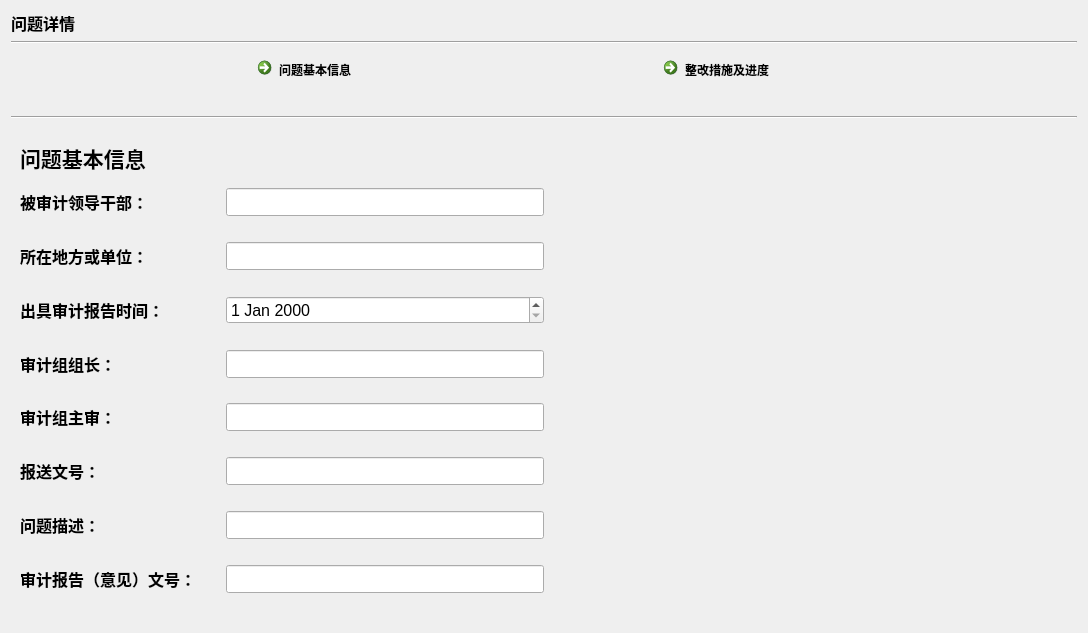
First picture: the form in ui_dir/quedetail.ui, repository wind-sword/Audit, before the edit.
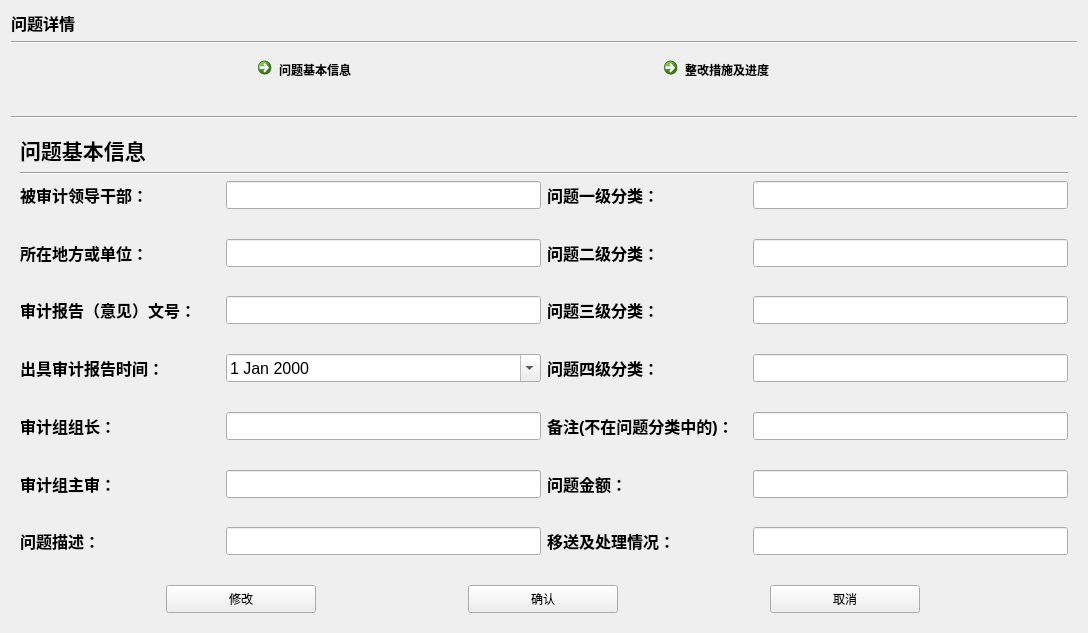
Second picture: the form after the edit. The open tabs and pages were chosen to show the change.

The edit to the form file:
```diff
--- a/ui_dir/quedetail.ui
+++ b/ui_dir/quedetail.ui
@@ -114,8 +114,51 @@
       <number>1</number>
      </property>
      <widget class="QWidget" name="page_info">
+      <layout class="QGridLayout" name="gridLayout_2" rowstretch="1,1,18,1" rowminimumheight="0,0,0,0">
+       <item row="0" column="0">
+        <widget class="QLabel" name="label">
+         <property name="text">
+          <string>&lt;html&gt;&lt;head/&gt;&lt;body&gt;&lt;p&gt;&lt;span style=&quot; font-size:16pt; font-weight:600;&quot;&gt;问题基本信息&lt;/span&gt;&lt;/p&gt;&lt;/body&gt;&lt;/html&gt;</string>
+         </property>
+        </widget>
+       </item>
+       <item row="1" column="0">
+        <widget class="Line" name="line_4">
+         <property name="orientation">
+          <enum>Qt::Horizontal</enum>
+         </property>
+        </widget>
+       </item>
+       <item row="2" column="0">
       <layout class="QGridLayout" name="gridLayout">
-       <item row="6" column="0">
+         <item row="0" column="0">
+          <layout class="QFormLayout" name="formLayout">
+           <item row="0" column="0">
+            <widget class="QLabel" name="label_3">
+             <property name="minimumSize">
+              <size>
+               <width>200</width>
+               <height>0</height>
+              </size>
+             </property>
+             <property name="text">
+              <string>&lt;html&gt;&lt;head/&gt;&lt;body&gt;&lt;p&gt;&lt;span style=&quot; font-size:12pt; font-weight:600;&quot;&gt;被审计领导干部：&lt;/span&gt;&lt;/p&gt;&lt;/body&gt;&lt;/html&gt;</string>
+             </property>
+            </widget>
+           </item>
+           <item row="0" column="1">
+            <widget class="QLineEdit" name="lineEdit">
+             <property name="minimumSize">
+              <size>
+               <width>0</width>
+               <height>28</height>
+              </size>
+             </property>
+            </widget>
+           </item>
+          </layout>
+         </item>
+         <item row="0" column="1">
         <layout class="QFormLayout" name="formLayout_5">
          <item row="0" column="0">
           <widget class="QLabel" name="label_5">
@@ -133,12 +176,12 @@
             </font>
            </property>
            <property name="text">
-            <string>报送文号：</string>
+              <string>问题一级分类：</string>
            </property>
           </widget>
          </item>
          <item row="0" column="1">
-          <widget class="QLineEdit" name="lineEdit_3">
+            <widget class="QLineEdit" name="lineEdit_7">
            <property name="minimumSize">
             <size>
              <width>0</width>
@@ -149,7 +192,68 @@
          </item>
         </layout>
        </item>
-       <item row="8" column="0">
+         <item row="1" column="0">
+          <layout class="QFormLayout" name="formLayout_2">
+           <item row="0" column="0">
+            <widget class="QLabel" name="label_4">
+             <property name="minimumSize">
+              <size>
+               <width>200</width>
+               <height>0</height>
+              </size>
+             </property>
+             <property name="text">
+              <string>&lt;html&gt;&lt;head/&gt;&lt;body&gt;&lt;p&gt;&lt;span style=&quot; font-size:12pt; font-weight:600;&quot;&gt;所在地方或单位：&lt;/span&gt;&lt;/p&gt;&lt;/body&gt;&lt;/html&gt;</string>
+             </property>
+            </widget>
+           </item>
+           <item row="0" column="1">
+            <widget class="QLineEdit" name="lineEdit_2">
+             <property name="minimumSize">
+              <size>
+               <width>0</width>
+               <height>28</height>
+              </size>
+             </property>
+            </widget>
+           </item>
+          </layout>
+         </item>
+         <item row="1" column="1">
+          <layout class="QFormLayout" name="formLayout_11">
+           <item row="0" column="0">
+            <widget class="QLabel" name="label_7">
+             <property name="minimumSize">
+              <size>
+               <width>200</width>
+               <height>0</height>
+              </size>
+             </property>
+             <property name="font">
+              <font>
+               <pointsize>12</pointsize>
+               <weight>75</weight>
+               <bold>true</bold>
+              </font>
+             </property>
+             <property name="text">
+              <string>问题二级分类：</string>
+             </property>
+            </widget>
+           </item>
+           <item row="0" column="1">
+            <widget class="QLineEdit" name="lineEdit_8">
+             <property name="minimumSize">
+              <size>
+               <width>0</width>
+               <height>28</height>
+              </size>
+             </property>
+            </widget>
+           </item>
+          </layout>
+         </item>
+         <item row="2" column="0">
         <layout class="QFormLayout" name="formLayout_6">
          <item row="0" column="0">
           <widget class="QLabel" name="label_6">
@@ -172,7 +276,104 @@
           </widget>
          </item>
          <item row="0" column="1">
-          <widget class="QLineEdit" name="lineEdit_4">
+            <widget class="QLineEdit" name="lineEdit_3">
+             <property name="minimumSize">
+              <size>
+               <width>0</width>
+               <height>28</height>
+              </size>
+             </property>
+            </widget>
+           </item>
+          </layout>
+         </item>
+         <item row="2" column="1">
+          <layout class="QFormLayout" name="formLayout_12">
+           <item row="0" column="0">
+            <widget class="QLabel" name="label_12">
+             <property name="minimumSize">
+              <size>
+               <width>200</width>
+               <height>0</height>
+              </size>
+             </property>
+             <property name="font">
+              <font>
+               <pointsize>12</pointsize>
+               <weight>75</weight>
+               <bold>true</bold>
+              </font>
+             </property>
+             <property name="text">
+              <string>问题三级分类：</string>
+             </property>
+            </widget>
+           </item>
+           <item row="0" column="1">
+            <widget class="QLineEdit" name="lineEdit_9">
+             <property name="minimumSize">
+              <size>
+               <width>0</width>
+               <height>28</height>
+              </size>
+             </property>
+            </widget>
+           </item>
+          </layout>
+         </item>
+         <item row="3" column="0">
+          <layout class="QFormLayout" name="formLayout_7">
+           <item row="0" column="0">
+            <widget class="QLabel" name="label_8">
+             <property name="minimumSize">
+              <size>
+               <width>200</width>
+               <height>0</height>
+              </size>
+             </property>
+             <property name="text">
+              <string>&lt;html&gt;&lt;head/&gt;&lt;body&gt;&lt;p&gt;&lt;span style=&quot; font-size:12pt; font-weight:600;&quot;&gt;出具审计报告时间：&lt;/span&gt;&lt;/p&gt;&lt;/body&gt;&lt;/html&gt;</string>
+             </property>
+            </widget>
+           </item>
+           <item row="0" column="1">
+            <widget class="QDateEdit" name="dateEdit">
+             <property name="font">
+              <font>
+               <pointsize>12</pointsize>
+              </font>
+             </property>
+             <property name="calendarPopup">
+              <bool>true</bool>
+             </property>
+            </widget>
+           </item>
+          </layout>
+         </item>
+         <item row="3" column="1">
+          <layout class="QFormLayout" name="formLayout_13">
+           <item row="0" column="0">
+            <widget class="QLabel" name="label_14">
+             <property name="minimumSize">
+              <size>
+               <width>200</width>
+               <height>0</height>
+              </size>
+             </property>
+             <property name="font">
+              <font>
+               <pointsize>12</pointsize>
+               <weight>75</weight>
+               <bold>true</bold>
+              </font>
+             </property>
+             <property name="text">
+              <string>问题四级分类：</string>
+             </property>
+            </widget>
+           </item>
+           <item row="0" column="1">
+            <widget class="QLineEdit" name="lineEdit_10">
            <property name="minimumSize">
             <size>
              <width>0</width>
@@ -206,7 +407,7 @@
           </widget>
          </item>
          <item row="0" column="1">
-          <widget class="QLineEdit" name="lineEdit_7">
+            <widget class="QLineEdit" name="lineEdit_4">
            <property name="minimumSize">
             <size>
              <width>0</width>
@@ -217,63 +418,10 @@
          </item>
         </layout>
        </item>
-       <item row="3" column="0">
-        <layout class="QFormLayout" name="formLayout_7">
+         <item row="4" column="1">
+          <layout class="QFormLayout" name="formLayout_14">
          <item row="0" column="0">
-          <widget class="QLabel" name="label_8">
-           <property name="minimumSize">
-            <size>
-             <width>200</width>
-             <height>0</height>
-            </size>
-           </property>
-           <property name="text">
-            <string>&lt;html&gt;&lt;head/&gt;&lt;body&gt;&lt;p&gt;&lt;span style=&quot; font-size:12pt; font-weight:600;&quot;&gt;出具审计报告时间：&lt;/span&gt;&lt;/p&gt;&lt;/body&gt;&lt;/html&gt;</string>
-           </property>
-          </widget>
-         </item>
-         <item row="0" column="1">
-          <widget class="QDateEdit" name="dateEdit_2">
-           <property name="font">
-            <font>
-             <pointsize>12</pointsize>
-            </font>
-           </property>
-          </widget>
-         </item>
-        </layout>
-       </item>
-       <item row="2" column="0">
-        <layout class="QFormLayout" name="formLayout_2">
-         <item row="0" column="0">
-          <widget class="QLabel" name="label_4">
-           <property name="minimumSize">
-            <size>
-             <width>200</width>
-             <height>0</height>
-            </size>
-           </property>
-           <property name="text">
-            <string>&lt;html&gt;&lt;head/&gt;&lt;body&gt;&lt;p&gt;&lt;span style=&quot; font-size:12pt; font-weight:600;&quot;&gt;所在地方或单位：&lt;/span&gt;&lt;/p&gt;&lt;/body&gt;&lt;/html&gt;</string>
-           </property>
-          </widget>
-         </item>
-         <item row="0" column="1">
-          <widget class="QLineEdit" name="lineEdit_2">
-           <property name="minimumSize">
-            <size>
-             <width>0</width>
-             <height>28</height>
-            </size>
-           </property>
-          </widget>
-         </item>
-        </layout>
-       </item>
-       <item row="7" column="0">
-        <layout class="QFormLayout" name="formLayout_10">
-         <item row="0" column="0">
-          <widget class="QLabel" name="label_11">
+            <widget class="QLabel" name="label_15">
            <property name="minimumSize">
             <size>
              <width>200</width>
@@ -288,39 +436,12 @@
             </font>
            </property>
            <property name="text">
-            <string>问题描述：</string>
+              <string>备注(不在问题分类中的)：</string>
            </property>
           </widget>
          </item>
          <item row="0" column="1">
-          <widget class="QLineEdit" name="lineEdit_9">
-           <property name="minimumSize">
-            <size>
-             <width>0</width>
-             <height>28</height>
-            </size>
-           </property>
-          </widget>
-         </item>
-        </layout>
-       </item>
-       <item row="1" column="0">
-        <layout class="QFormLayout" name="formLayout">
-         <item row="0" column="0">
-          <widget class="QLabel" name="label_3">
-           <property name="minimumSize">
-            <size>
-             <width>200</width>
-             <height>0</height>
-            </size>
-           </property>
-           <property name="text">
-            <string>&lt;html&gt;&lt;head/&gt;&lt;body&gt;&lt;p&gt;&lt;span style=&quot; font-size:12pt; font-weight:600;&quot;&gt;被审计领导干部：&lt;/span&gt;&lt;/p&gt;&lt;/body&gt;&lt;/html&gt;</string>
-           </property>
-          </widget>
-         </item>
-         <item row="0" column="1">
-          <widget class="QLineEdit" name="lineEdit">
+            <widget class="QLineEdit" name="lineEdit_11">
            <property name="minimumSize">
             <size>
              <width>0</width>
@@ -354,7 +475,7 @@
           </widget>
          </item>
          <item row="0" column="1">
-          <widget class="QLineEdit" name="lineEdit_8">
+            <widget class="QLineEdit" name="lineEdit_5">
            <property name="minimumSize">
             <size>
              <width>0</width>
@@ -365,25 +486,170 @@
          </item>
         </layout>
        </item>
+         <item row="5" column="1">
+          <layout class="QFormLayout" name="formLayout_15">
        <item row="0" column="0">
-        <widget class="QLabel" name="label">
+            <widget class="QLabel" name="label_16">
+             <property name="minimumSize">
+              <size>
+               <width>200</width>
+               <height>0</height>
+              </size>
+             </property>
+             <property name="font">
+              <font>
+               <pointsize>12</pointsize>
+               <weight>75</weight>
+               <bold>true</bold>
+              </font>
+             </property>
          <property name="text">
-          <string>&lt;html&gt;&lt;head/&gt;&lt;body&gt;&lt;p&gt;&lt;span style=&quot; font-size:16pt; font-weight:600;&quot;&gt;问题基本信息&lt;/span&gt;&lt;/p&gt;&lt;/body&gt;&lt;/html&gt;</string>
+              <string>问题金额：</string>
          </property>
         </widget>
        </item>
-       <item row="3" column="1">
-        <spacer name="horizontalSpacer">
-         <property name="orientation">
-          <enum>Qt::Horizontal</enum>
-         </property>
-         <property name="sizeHint" stdset="0">
+           <item row="0" column="1">
+            <widget class="QLineEdit" name="lineEdit_12">
+             <property name="minimumSize">
+              <size>
+               <width>0</width>
+               <height>28</height>
+              </size>
+             </property>
+            </widget>
+           </item>
+          </layout>
+         </item>
+         <item row="6" column="0">
+          <layout class="QFormLayout" name="formLayout_10">
+           <item row="0" column="0">
+            <widget class="QLabel" name="label_11">
+             <property name="minimumSize">
           <size>
-           <width>40</width>
-           <height>20</height>
-          </size>
-         </property>
-        </spacer>
+               <width>200</width>
+               <height>0</height>
+              </size>
+             </property>
+             <property name="font">
+              <font>
+               <pointsize>12</pointsize>
+               <weight>75</weight>
+               <bold>true</bold>
+              </font>
+             </property>
+             <property name="text">
+              <string>问题描述：</string>
+             </property>
+            </widget>
+           </item>
+           <item row="0" column="1">
+            <widget class="QLineEdit" name="lineEdit_6">
+             <property name="minimumSize">
+              <size>
+               <width>0</width>
+               <height>28</height>
+              </size>
+             </property>
+            </widget>
+           </item>
+          </layout>
+         </item>
+         <item row="6" column="1">
+          <layout class="QFormLayout" name="formLayout_16">
+           <item row="0" column="1">
+            <widget class="QLineEdit" name="lineEdit_13">
+             <property name="minimumSize">
+              <size>
+               <width>0</width>
+               <height>28</height>
+              </size>
+             </property>
+            </widget>
+           </item>
+           <item row="0" column="0">
+            <widget class="QLabel" name="label_17">
+             <property name="minimumSize">
+              <size>
+               <width>200</width>
+               <height>0</height>
+              </size>
+             </property>
+             <property name="font">
+              <font>
+               <pointsize>12</pointsize>
+               <weight>75</weight>
+               <bold>true</bold>
+              </font>
+             </property>
+             <property name="text">
+              <string>移送及处理情况：</string>
+             </property>
+            </widget>
+           </item>
+          </layout>
+         </item>
+        </layout>
+       </item>
+       <item row="3" column="0">
+        <layout class="QHBoxLayout" name="horizontalLayout_2">
+         <item>
+          <widget class="QPushButton" name="pushButton_1">
+           <property name="minimumSize">
+            <size>
+             <width>150</width>
+             <height>28</height>
+            </size>
+           </property>
+           <property name="maximumSize">
+            <size>
+             <width>150</width>
+             <height>16777215</height>
+            </size>
+           </property>
+           <property name="text">
+            <string>修改</string>
+           </property>
+          </widget>
+         </item>
+         <item>
+          <widget class="QPushButton" name="pushButton_2">
+           <property name="minimumSize">
+            <size>
+             <width>150</width>
+             <height>28</height>
+            </size>
+           </property>
+           <property name="maximumSize">
+            <size>
+             <width>150</width>
+             <height>16777215</height>
+            </size>
+           </property>
+           <property name="text">
+            <string>确认</string>
+           </property>
+          </widget>
+         </item>
+         <item>
+          <widget class="QPushButton" name="pushButton_3">
+           <property name="minimumSize">
+            <size>
+             <width>150</width>
+             <height>28</height>
+            </size>
+           </property>
+           <property name="maximumSize">
+            <size>
+             <width>150</width>
+             <height>16777215</height>
+            </size>
+           </property>
+           <property name="text">
+            <string>取消</string>
+           </property>
+          </widget>
+         </item>
+        </layout>
        </item>
       </layout>
      </widget>
```
Left out of the diff: 7 changed lines with no effect on the pictures. Lines whose indentation alone changed are shown as unchanged.
